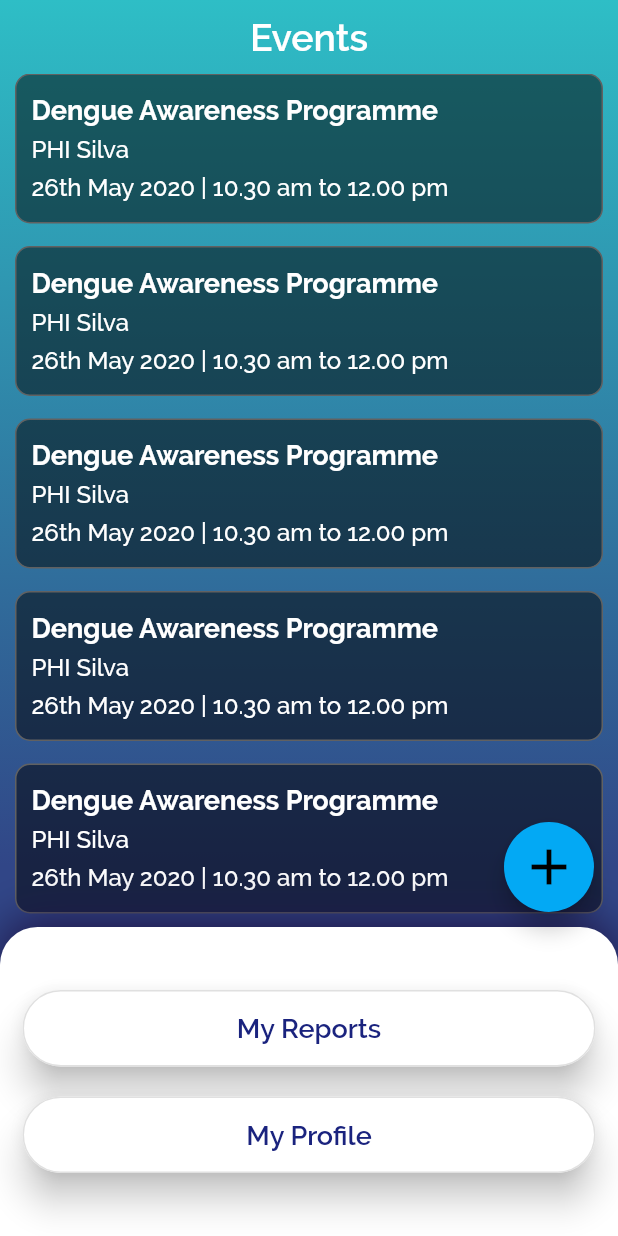
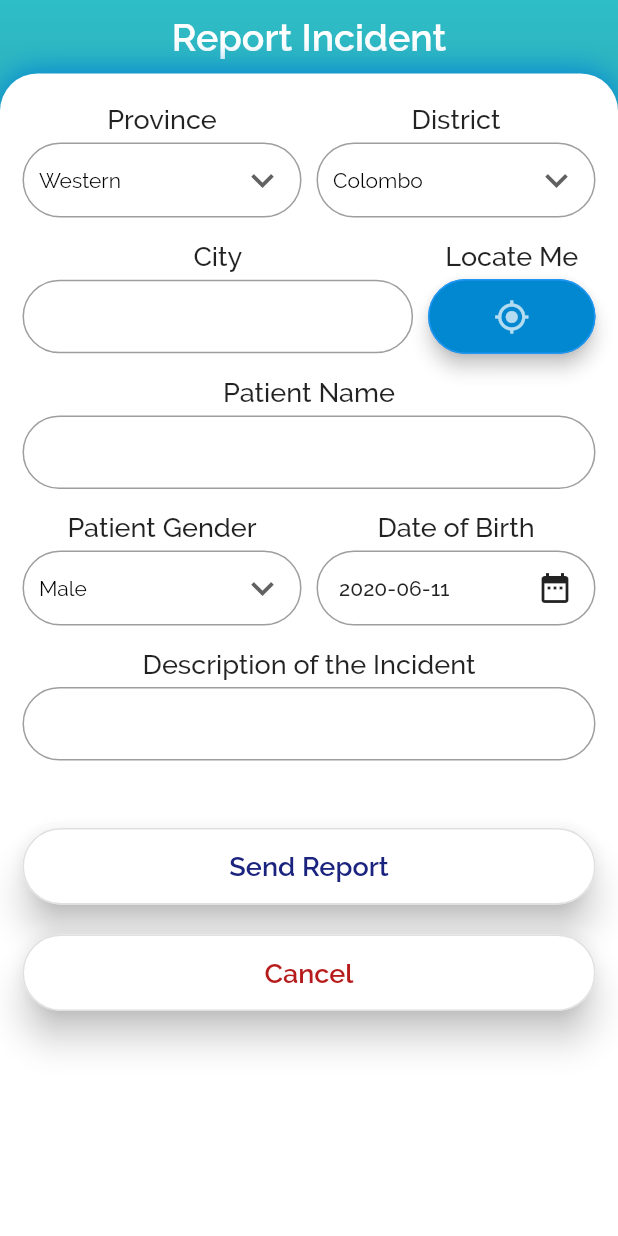
Before and after one commit to scorelab/DengueStop, a Flutter app: the screen it shows after launch, after a tap on the "add" icon, on a phone screen of 412 x 824 dp. Run offline on Flutter 3.47's test engine with Material 2 defaults, Android fonts, the phone set to English and light mode, and no system bars.

Commit message:
Add incident report screen UI and routing from home screen

```diff
--- a/dengue_app/lib/main.dart
+++ b/dengue_app/lib/main.dart
@@ -1,7 +1,7 @@
 import 'package:flutter/material.dart';
 import 'package:dengue_app/views/login.dart';
 import 'package:dengue_app/views/home.dart';
-
+import 'package:dengue_app/views/report_incident.dart';
 
 void main() {
   runApp(MaterialApp(
@@ -20,6 +20,7 @@ void main() {
       '/': (context) => Home(), // ONLY FOR TESTING PURPOSES! change back to login()
       'login': (context) => Login(),
       'home': (context) => Home(),
+      'report_incident': (context) => ReportIncident(),
     },
   ));
 }
--- a/dengue_app/lib/views/home.dart
+++ b/dengue_app/lib/views/home.dart
@@ -16,7 +16,7 @@ class Home extends StatelessWidget {
             child: FloatingActionButton(
               onPressed: () {
                 // routing to report incident screen
-                print('report_incident');
+                Navigator.pushNamed(context, 'report_incident');
               },
               child: Icon(Icons.add, size: 40.0),
               backgroundColor: Colors.lightBlue[500],
--- /dev/null
+++ b/dengue_app/lib/views/report_incident.dart
@@ -0,0 +1,498 @@
+import 'package:flutter/material.dart';
+import 'dart:async';
+
+// global styling for form labels
+TextStyle formLabelStyle =
+TextStyle(fontSize: 18.0, fontWeight: FontWeight.w500);
+// global styling for form fields
+InputDecoration formFieldStyle = InputDecoration(
+  contentPadding: EdgeInsets.symmetric(horizontal: 10.0, vertical: 15.0),
+  enabledBorder: OutlineInputBorder(
+    borderRadius: BorderRadius.all(Radius.circular(30.0)),
+    borderSide: BorderSide(color: Colors.grey),
+  ),
+  focusedBorder: OutlineInputBorder(
+    borderRadius: BorderRadius.all(Radius.circular(30.0)),
+    borderSide: BorderSide(color: Colors.grey),
+  ),
+);
+
+// global focus nodes for fields
+// focus node for city field
+FocusNode cityFocusNode = new FocusNode();
+// focus node for patient name
+FocusNode patientNameFocusNode = new FocusNode();
+// focus node for description
+FocusNode descriptionFocusNode = new FocusNode();
+
+
+// white background encapsulating the form
+class ReportIncident extends StatelessWidget {
+  @override
+  Widget build(BuildContext context) {
+    return Scaffold(
+      body: Container(
+        height: MediaQuery.of(context).size.height,
+        width: MediaQuery.of(context).size.width,
+        decoration: BoxDecoration(
+            gradient: LinearGradient(
+                begin: Alignment.topCenter,
+                end: Alignment.bottomCenter,
+                colors: [Color(0xFF2EBEC6), Color(0xFF314687)],
+                stops: [0.0, 0.7],
+                tileMode: TileMode.clamp)),
+        child: SafeArea(
+          child: Column(
+            mainAxisAlignment: MainAxisAlignment.start,
+            children: <Widget>[
+              SizedBox(height: 10.0),
+              Center(
+                child: Text('Report Incident',
+                    style: TextStyle(
+                        fontWeight: FontWeight.w600,
+                        fontSize: 25.0,
+                        color: Colors.white)),
+              ),
+              SizedBox(height: 10.0),
+              Expanded(
+                child: IncidentForm(),
+              )
+            ],
+          ),
+        ),
+      ),
+    );
+  }
+}
+
+// report incident form
+class IncidentForm extends StatelessWidget {
+  @override
+  Widget build(BuildContext context) {
+    return Container(
+        width: MediaQuery.of(context).size.width,
+        decoration: BoxDecoration(
+          color: Colors.white,
+          borderRadius: BorderRadius.vertical(
+            top: Radius.circular(25.0),
+          ),
+          boxShadow: <BoxShadow>[
+            new BoxShadow(
+              color: Colors.lightBlue[700],
+              blurRadius: 15.0,
+              offset: new Offset(0.0, -2.0),
+            ),
+          ],
+        ),
+        child: SingleChildScrollView(
+          child: Column(
+            mainAxisAlignment: MainAxisAlignment.spaceBetween,
+            children: <Widget>[
+              // contains the form field
+              IncidentFormField(),
+              // contains the form action buttons
+              IncidentFormButtons(),
+            ],
+          ),
+        ));
+  }
+}
+
+class IncidentFormField extends StatefulWidget {
+  @override
+  _IncidentFormFieldState createState() => _IncidentFormFieldState();
+}
+
+class _IncidentFormFieldState extends State<IncidentFormField> {
+  final _incidentFormKey = GlobalKey<FormState>();
+
+  @override
+  Widget build(BuildContext context) {
+    return Form(
+      key: _incidentFormKey,
+      child: Padding(
+        padding: EdgeInsets.symmetric(horizontal: 15.0),
+        child: Column(
+          mainAxisAlignment: MainAxisAlignment.end,
+          crossAxisAlignment: CrossAxisAlignment.center,
+          mainAxisSize: MainAxisSize.max,
+          children: <Widget>[
+            SizedBox(height: 20.0),
+            Row(
+              children: <Widget>[
+                Expanded(
+                  child: Column(
+                    children: <Widget>[
+                      Text('Province', style: formLabelStyle),
+                      ProvinceDropdown(),
+                    ],
+                  ),
+                ),
+                SizedBox(width: 10.0),
+                Expanded(
+                  child: Column(
+                    children: <Widget>[
+                      Text('District', style: formLabelStyle),
+                      DistrictDropdown(),
+                    ],
+                  ),
+                )
+              ],
+            ),
+            // province dropdown
+            SizedBox(height: 10.0),
+            Row(
+              children: <Widget>[
+                Expanded(
+                  flex: 7,
+                  child: Column(
+                    children: <Widget>[
+                      Text('City', style: formLabelStyle),
+                      CityAutoCompleteField(),
+                    ],
+                  ),
+                ),
+                SizedBox(width: 10.0),
+                Expanded(
+                  flex: 3,
+                  child: Column(
+                    children: <Widget>[
+                      Text('Locate Me', style: formLabelStyle),
+                      GetLocationButton()
+                    ],
+                  ),
+                )
+              ],
+            ),
+            SizedBox(height: 10.0),
+            Text('Patient Name', style: formLabelStyle),
+            PatientNameField(),
+            SizedBox(height: 10.0),
+            Row(
+              children: <Widget>[
+                Expanded(
+                  child: Column(
+                    children: <Widget>[
+                      Text('Patient Gender', style: formLabelStyle),
+                      GenderDropdown()
+                    ],
+                  ),
+                ),
+                SizedBox(width: 10.0),
+                Expanded(
+                  child: Column(
+                    children: <Widget>[
+                      Text('Date of Birth', style: formLabelStyle),
+                      BirthDatePicker()
+                    ],
+                  ),
+                ),
+              ],
+            ),
+            SizedBox(height: 10.0),
+            Text('Description of the Incident', style: formLabelStyle),
+            IncidentDescriptionField(),
+          ],
+        ),
+      ),
+    );
+  }
+}
+
+class IncidentFormButtons extends StatelessWidget {
+  @override
+  Widget build(BuildContext context) {
+    return Container(
+      padding: EdgeInsets.only(bottom: 10, top: 30),
+      child: Column(
+        crossAxisAlignment: CrossAxisAlignment.stretch,
+        mainAxisAlignment: MainAxisAlignment.center,
+        children: <Widget>[
+          FormButton(buttonText: 'Send Report', buttonType: 'send'),
+          FormButton(buttonText: 'Cancel', buttonType: 'cancel')
+        ],
+      ),
+    );
+  }
+}
+
+// custom dropdown created for province, district and gender
+class CustomDropdown extends StatefulWidget {
+  final List<String> dropdownData;
+  // todo have to figure out a method to make it final
+  String selectedData;
+  CustomDropdown({Key key, this.dropdownData, this.selectedData})
+      : super(key: key);
+
+  @override
+  _CustomDropdownState createState() => _CustomDropdownState();
+}
+
+class _CustomDropdownState extends State<CustomDropdown> {
+  String selectedData;
+  @override
+  Widget build(BuildContext context) {
+    // todo better approach to handle selected data other than widget.selectedData
+    return Padding(
+      padding: EdgeInsets.symmetric(vertical: 5.0),
+      child: Container(
+        width: MediaQuery.of(context).size.width / 2,
+        padding: EdgeInsets.symmetric(horizontal: 10.0),
+        decoration: ShapeDecoration(
+          shape: RoundedRectangleBorder(
+            side: BorderSide(
+                width: 1.0, style: BorderStyle.solid, color: Colors.grey),
+            borderRadius: BorderRadius.all(Radius.circular(50.0)),
+          ),
+        ),
+        child: DropdownButton<String>(
+          isExpanded: true,
+          value: widget.selectedData,
+          icon: Icon(Icons.keyboard_arrow_down),
+          iconSize: 30,
+          elevation: 16,
+          style: TextStyle(color: Colors.black, fontFamily: 'Raleway'),
+          underline: Container(
+            // making the default dropdown underline disappear
+            color: Colors.transparent,
+          ),
+          onChanged: (String newValue) {
+            setState(() {
+              widget.selectedData = newValue;
+            });
+          },
+          // todo add province data to dropdown
+          items:
+          widget.dropdownData.map<DropdownMenuItem<String>>((String value) {
+            return DropdownMenuItem<String>(
+              value: value,
+              child: Text(value),
+            );
+          }).toList(),
+        ),
+      ),
+    );
+  }
+}
+
+class ProvinceDropdown extends StatefulWidget {
+  @override
+  _ProvinceDropdownState createState() => _ProvinceDropdownState();
+}
+
+class _ProvinceDropdownState extends State<ProvinceDropdown> {
+  String selectedProvince = "Western";
+  List<String> provinceDropdown = ['Western', 'Two', 'Free', 'Four'];
+  // todo retrieve provinces
+  @override
+  Widget build(BuildContext context) {
+    return CustomDropdown(
+        dropdownData: provinceDropdown, selectedData: selectedProvince);
+  }
+}
+
+class DistrictDropdown extends StatefulWidget {
+  @override
+  _DistrictDropdownState createState() => _DistrictDropdownState();
+}
+
+class _DistrictDropdownState extends State<DistrictDropdown> {
+  String selectedDistrict = "Colombo";
+  List<String> districtDropdown = ['Colombo', 'Two', 'Free', 'Four'];
+  // todo retrieve districts
+  @override
+  Widget build(BuildContext context) {
+    return CustomDropdown(
+        dropdownData: districtDropdown, selectedData: selectedDistrict);
+  }
+}
+
+class CityAutoCompleteField extends StatefulWidget {
+  @override
+  _CityAutoCompleteFieldState createState() => _CityAutoCompleteFieldState();
+}
+
+class _CityAutoCompleteFieldState extends State<CityAutoCompleteField> {
+  // todo integrating with google maps API to autocomplete the location
+  @override
+  Widget build(BuildContext context) {
+    return Padding(
+      padding: EdgeInsets.symmetric(vertical: 5.0),
+      child: TextFormField(
+        focusNode: cityFocusNode,
+        textInputAction: TextInputAction.done,
+        onEditingComplete: () => FocusScope.of(context).requestFocus(patientNameFocusNode),
+        decoration: formFieldStyle,
+      ),
+    );
+  }
+}
+
+class GetLocationButton extends StatelessWidget {
+  @override
+  Widget build(BuildContext context) {
+    return Padding(
+      padding: EdgeInsets.symmetric(vertical: 5.0),
+      child: RaisedButton(
+          elevation: 5,
+          onPressed: () => {
+            // todo handle location retrieving logic
+          },
+//          borderSide: BorderSide(
+//              width: 1.0, style: BorderStyle.solid, color: Colors.grey
+//          ),
+          color: Colors.lightBlue[700],
+          shape: RoundedRectangleBorder(
+              borderRadius: BorderRadius.circular(50.0),
+              side: BorderSide(color: Colors.blue)),
+          padding: EdgeInsets.symmetric(vertical: 13, horizontal: 15),
+          // showing the selected date on the button
+          child: Row(
+            mainAxisAlignment: MainAxisAlignment.spaceAround,
+            children: <Widget>[Icon(Icons.my_location, color: Colors.white70,)],
+          )),
+    );
+  }
+}
+
+class PatientNameField extends StatelessWidget{
+  // todo getting the patient name
+  @override
+  Widget build(BuildContext context) {
+    return Padding(
+      padding: EdgeInsets.symmetric(vertical: 5.0),
+      child: TextFormField(
+        focusNode: patientNameFocusNode,
+        textInputAction: TextInputAction.done,
+        onEditingComplete: () => FocusScope.of(context).requestFocus(descriptionFocusNode),
+        decoration: formFieldStyle,
+      ),
+    );
+  }
+}
+
+class GenderDropdown extends StatefulWidget {
+  @override
+  _GenderDropdownState createState() => _GenderDropdownState();
+}
+
+class _GenderDropdownState extends State<GenderDropdown> {
+  String selectedGender = 'Male';
+  List<String> genderDropdown = ['Male', 'Female'];
+
+  @override
+  Widget build(BuildContext context) {
+    return CustomDropdown(
+        dropdownData: genderDropdown, selectedData: selectedGender);
+  }
+}
+
+class BirthDatePicker extends StatefulWidget {
+  @override
+  _BirthDatePickerState createState() => _BirthDatePickerState();
+}
+
+class _BirthDatePickerState extends State<BirthDatePicker> {
+  DateTime selectedDate = DateTime.now();
+  DateTime endDate = DateTime.now();
+
+  Future<Null> _selectDate(BuildContext context) async {
+    final DateTime picked = await showDatePicker(
+        context: context,
+        initialDate: selectedDate,
+        // can select dates until 1900-01-01
+        firstDate: DateTime(1900),
+        // cannot select dates beyond today
+        lastDate: endDate);
+    if (picked != null && picked != selectedDate)
+      setState(() {
+        selectedDate = picked;
+      });
+  }
+
+  @override
+  Widget build(BuildContext context) {
+    return Padding(
+      padding: EdgeInsets.symmetric(vertical: 5.0),
+      child: OutlineButton(
+          onPressed: () => _selectDate(context),
+          borderSide: BorderSide(
+              width: 1.0, style: BorderStyle.solid, color: Colors.grey),
+          shape: RoundedRectangleBorder(
+              borderRadius: BorderRadius.circular(50.0),
+              side: BorderSide(color: Colors.grey)),
+          padding: EdgeInsets.symmetric(vertical: 13, horizontal: 15),
+          // showing the selected date on the button
+          child: Row(
+            mainAxisAlignment: MainAxisAlignment.spaceBetween,
+            children: <Widget>[
+              Text('${selectedDate.toLocal()}'.split(' ')[0]),
+              Icon(Icons.date_range)
+            ],
+          )),
+    );
+  }
+}
+
+class IncidentDescriptionField extends StatelessWidget {
+  @override
+  Widget build(BuildContext context) {
+    return Padding(
+      padding: EdgeInsets.symmetric(vertical: 5.0),
+      child: TextFormField(
+        focusNode: descriptionFocusNode,
+        textInputAction: TextInputAction.done,
+        onEditingComplete: () => FocusScope.of(context).unfocus(),
+        decoration: formFieldStyle,
+        maxLines: null,
+        keyboardType: TextInputType.multiline,
+      ),
+    );
+  }
+}
+
+class FormButton extends StatelessWidget {
+  // create buttons for the form with same appearance with different text and different functions
+  final String buttonText;
+  final String buttonType;
+  FormButton({this.buttonText, this.buttonType});
+
+  @override
+  Widget build(BuildContext context) {
+    return Padding(
+      padding: EdgeInsets.symmetric(horizontal: 15.0, vertical: 10.0),
+      child: RaisedButton(
+        child: Padding(
+          padding: EdgeInsets.all(15.0),
+          child: Text(
+            buttonText,
+            style: TextStyle(
+              fontSize: 18.0,
+              fontWeight: FontWeight.w600,
+              // change font color of the button based on the button type
+              color:
+              (buttonType == 'send') ? Colors.indigo[900] : Colors.red[900],
+            ),
+          ),
+        ),
+        shape: RoundedRectangleBorder(
+            borderRadius: BorderRadius.circular(100.0),
+            side: BorderSide(color: Colors.grey[300])),
+        elevation: 10.0,
+        color: Colors.white,
+        onPressed: () {
+          // on press will trigger different functions based on the type of button
+          if (buttonType == 'send') {
+            // send report
+            // todo logic to send the report
+          } else if (buttonType == 'cancel') {
+            // routing back to home screen
+            Navigator.pop(context);
+          } else {
+            // todo handle the error
+          }
+        },
+      ),
+    );
+  }
+}
```
